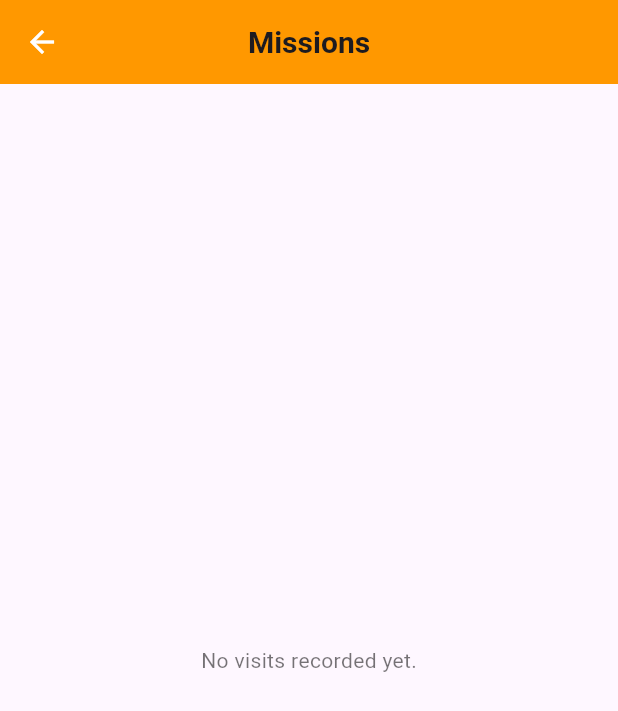
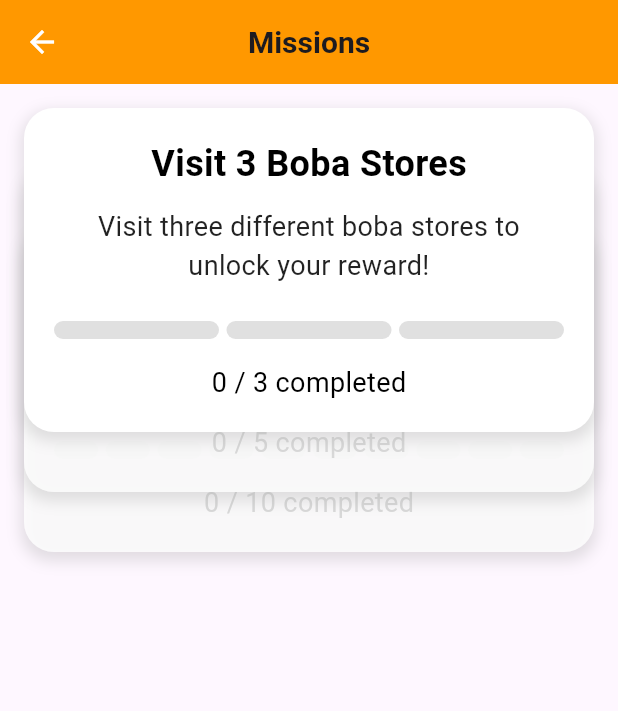
Before and after one commit to CReny63/BOPO, a Flutter app: the MissionsScreen screen opened directly with empty values, on a phone screen of 412 x 824 dp. Shown: the top 711 px of the screen. Run offline on Flutter 3.47's test engine with Material 3 defaults, Android fonts, the phone set to English and light mode, and no system bars; our stand-ins replace cached_network_image, cloud_firestore, custom_refresh_indicator, firebase_auth, firebase_core, firebase_database and 9 more; missing offline and left inert: geoflutterfire_plus, mobile_scanner; accounts and stored records are empty.

Commit message:
Missions page progress

```diff
--- a/lib/widgets/missionScreen.dart
+++ b/lib/widgets/missionScreen.dart
@@ -17,34 +17,36 @@ class Mission {
   });
 }
 
-/// A custom segmented progress indicator that displays a row of segments.
-/// Each segment fills (green) if the corresponding visit has been recorded.
+/// A custom segmented progress indicator that divides available width equally.
+/// It shows a row of segments that fill green as progress is made.
 class SegmentedProgressIndicator extends StatelessWidget {
   final int current;
   final int goal;
-  final double segmentWidth;
-  final double segmentHeight;
   final double spacing;
 
   const SegmentedProgressIndicator({
     Key? key,
     required this.current,
     required this.goal,
-    this.segmentWidth = 30.0,
-    this.segmentHeight = 10.0,
-    this.spacing = 4.0,
+    this.spacing = 5.0,
   }) : super(key: key);
 
   @override
   Widget build(BuildContext context) {
+    return LayoutBuilder(
+      builder: (context, constraints) {
+        // Total width available.
+        double totalWidth = constraints.maxWidth;
+        double totalSpacing = spacing * (goal - 1);
+        double segmentWidth = (totalWidth - totalSpacing) / goal;
         List<Widget> segments = [];
         for (int i = 0; i < goal; i++) {
           segments.add(Container(
             width: segmentWidth,
-        height: segmentHeight,
+            height: 12.0,
             decoration: BoxDecoration(
               color: i < current ? Colors.green : Colors.grey.shade300,
-          borderRadius: BorderRadius.circular(4.0),
+              borderRadius: BorderRadius.circular(6.0),
             ),
           ));
           if (i < goal - 1) {
@@ -54,6 +56,8 @@ class SegmentedProgressIndicator extends StatelessWidget {
         return Row(
           mainAxisAlignment: MainAxisAlignment.center,
           children: segments,
+        );
+      },
     );
   }
 }
@@ -71,7 +75,8 @@ class MissionsScreen extends StatefulWidget {
     required this.storeId,
     required this.storeLatitude,
     required this.storeLongitude,
-    required this.storeCity, required Set<String> scannedStoreIds,
+    required this.storeCity,
+    required Set<String> scannedStoreIds,
   }) : super(key: key);
 
   @override
@@ -100,7 +105,7 @@ class _MissionsScreenState extends State<MissionsScreen> {
     super.dispose();
   }
 
-  // Check the user's current location relative to the store.
+  // Check the user's location relative to the store.
   void _checkLocationAndRegisterVisit() async {
     Position currentPosition;
     try {
@@ -119,10 +124,8 @@ class _MissionsScreenState extends State<MissionsScreen> {
     );
 
     if (distance <= thresholdMeters && !_visitRegistered) {
-      // User is in range and no visit registered yet.
-      if (_visitTimer == null) {
-        _visitTimer = Timer(const Duration(seconds: 30), () async {
-          // After 30 seconds, check again.
+      // If in range and no visit registered, start a 30-second timer.
+      _visitTimer ??= Timer(const Duration(seconds: 30), () async {
         Position updatedPosition;
         try {
           updatedPosition = await Geolocator.getCurrentPosition(
@@ -147,7 +150,6 @@ class _MissionsScreenState extends State<MissionsScreen> {
         }
         _visitTimer = null;
       });
-      }
     } else {
       // If user moves out of range, cancel any pending timer.
       if (_visitTimer != null) {
@@ -192,23 +194,125 @@ class _MissionsScreenState extends State<MissionsScreen> {
     }
   }
 
-  // We only show the first mission: "Visit 3 Boba Stores"
-  List<Mission> getMissions(int uniqueCount) {
+  /// Build mission objects based on the unique visit count.
+  /// Mission 1: Visit 3 stores, Mission 2: Additional 2 visits (total 5), Mission 3: Additional 5 visits (total 10).
+  List<Mission> buildMissions(int uniqueCount) {
+    int m1Progress = uniqueCount.clamp(0, 3);
+    int m2Progress = uniqueCount >= 3 ? (uniqueCount - 3).clamp(0, 2) : 0;
+    int m3Progress = uniqueCount >= 5 ? (uniqueCount - 5).clamp(0, 5) : 0;
+
     return [
       Mission(
         title: "Visit 3 Boba Stores",
         description: "Visit three different boba stores to unlock your reward!",
-        current: uniqueCount >= 3 ? 3 : uniqueCount,
+        current: m1Progress,
         goal: 3,
-      )
+      ),
+      Mission(
+        title: "Visit 5 Boba Stores",
+        description: "Visit five different boba stores to unlock your bonus!",
+        current: m2Progress,
+        goal: 5,
+      ),
+      Mission(
+        title: "Visit 10 Boba Stores",
+        description: "Visit ten different boba stores for a major reward!",
+        current: m3Progress,
+        goal: 10,
+      ),
     ];
+  }
+
+  /// Build a mission card widget with a curved rectangle.
+  /// If locked is true, overlay a semi-transparent lock icon.
+  Widget buildMissionCard(Mission mission, bool unlocked) {
+    Widget cardContent = Container(
+      padding: const EdgeInsets.all(20),
+      decoration: BoxDecoration(
+        color: Colors.white.withOpacity(unlocked ? 1.0 : 0.5),
+        borderRadius: BorderRadius.circular(20),
+        boxShadow: [
+          BoxShadow(
+            color: Colors.grey.withOpacity(0.3),
+            spreadRadius: 2,
+            blurRadius: 8,
+            offset: const Offset(0, 4),
+          ),
+        ],
+      ),
+      child: Column(
+        mainAxisSize: MainAxisSize.min,
+        children: [
+          Text(
+            mission.title,
+            style: TextStyle(
+              fontSize: 24,
+              fontWeight: FontWeight.bold,
+              color: unlocked ? Colors.black : Colors.grey,
+            ),
+          ),
+          const SizedBox(height: 12),
+          Text(
+            mission.description,
+            style: TextStyle(
+              fontSize: 18,
+              color: unlocked ? Colors.black87 : Colors.grey,
+            ),
+            textAlign: TextAlign.center,
+          ),
+          const SizedBox(height: 24),
+          // Ensure progress bar fits relative to card width.
+          LayoutBuilder(
+            builder: (context, constraints) {
+              return SegmentedProgressIndicator(
+                current: mission.current,
+                goal: mission.goal,
+              );
+            },
+          ),
+          const SizedBox(height: 16),
+          Text(
+            mission.current == mission.goal
+                ? "Unlocked!"
+                : "${mission.current} / ${mission.goal} completed",
+            style: TextStyle(
+              fontSize: 18,
+              color: unlocked ? Colors.black : Colors.grey,
+            ),
+          ),
+        ],
+      ),
+    );
+
+    if (!unlocked) {
+      return Stack(
+        children: [
+          cardContent,
+          Positioned.fill(
+            child: Container(
+              decoration: BoxDecoration(
+                color: Colors.white.withOpacity(0.6),
+                borderRadius: BorderRadius.circular(20),
+              ),
+              child: const Center(
+                child: Icon(Icons.lock, size: 40, color: Colors.grey),
+              ),
+            ),
+          ),
+        ],
+      );
+    } else {
+      return cardContent;
+    }
   }
 
   @override
   Widget build(BuildContext context) {
-    // Listen to visit records from Firebase.
-    final DatabaseReference userVisitsRef =
-        FirebaseDatabase.instance.ref().child("userVisits").child(widget.userId);
+    // Listen to the user's visit records from Firebase.
+    final DatabaseReference userVisitsRef = FirebaseDatabase.instance
+        .ref()
+        .child("userVisits")
+        .child(widget.userId);
 
     return Scaffold(
       appBar: AppBar(
@@ -218,49 +322,60 @@ class _MissionsScreenState extends State<MissionsScreen> {
       body: StreamBuilder<DatabaseEvent>(
         stream: userVisitsRef.onValue,
         builder: (context, snapshot) {
-          if (snapshot.hasError) {
-            return Center(child: Text("Error: ${snapshot.error}"));
-          }
-          if (!snapshot.hasData || snapshot.data!.snapshot.value == null) {
-            return const Center(child: Text("No visits recorded yet."));
-          }
+          int uniqueCount = 0;
+          if (snapshot.hasData && snapshot.data!.snapshot.value != null) {
             final Map<dynamic, dynamic> visitsMap =
                 snapshot.data!.snapshot.value as Map<dynamic, dynamic>;
-          final int uniqueCount = visitsMap.keys.length;
-          final missions = getMissions(uniqueCount);
-          // For our UI, we only have one mission.
-          final Mission mission = missions.first;
-          return Padding(
+            uniqueCount = visitsMap.keys.length;
+          }
+
+          List<Mission> missions = buildMissions(uniqueCount);
+          // Determine lock state for each mission:
+          // Mission 1 is always unlocked.
+          bool m1Unlocked = true;
+          // Mission 2 unlocked if mission1 complete (uniqueCount >= 3).
+          bool m2Unlocked = uniqueCount >= 3;
+          // Mission 3 unlocked if mission2 complete (uniqueCount >= 5).
+          bool m3Unlocked = uniqueCount >= 5;
+
+          // Build mission cards.
+          Widget card1 = buildMissionCard(missions[0], m1Unlocked);
+          Widget card2 = buildMissionCard(missions[1], m2Unlocked);
+          Widget card3 = buildMissionCard(missions[2], m3Unlocked);
+
+          // Stack the cards so they overlap like pages in a book.
+          return SingleChildScrollView(
+            child: Padding(
               padding: const EdgeInsets.all(16.0),
-            child: Column(
+              child: SizedBox(
+                height: 350, // Adjust height as needed.
+                child: Stack(
+                  alignment: Alignment.topCenter,
                   children: [
-                Text(
-                  mission.title,
-                  style: const TextStyle(
-                    fontSize: 22,
-                    fontWeight: FontWeight.bold,
+                    // Bottom card (mission 3) - offset further down.
+                    Positioned(
+                      top: 80,
+                      left: 0,
+                      right: 0,
+                      child: card3,
+                    ),
+                    // Middle card (mission 2) - offset a bit.
+                    Positioned(
+                      top: 40,
+                      left: 0,
+                      right: 0,
+                      child: card2,
+                    ),
+                    // Top card (mission 1) - active mission.
+                    Positioned(
+                      top: 0,
+                      left: 0,
+                      right: 0,
+                      child: card1,
+                    ),
+                  ],
                 ),
               ),
-                const SizedBox(height: 10),
-                Text(
-                  mission.description,
-                  style: const TextStyle(fontSize: 16),
-                  textAlign: TextAlign.center,
-                ),
-                const SizedBox(height: 20),
-                // Display the segmented progress indicator
-                SegmentedProgressIndicator(
-                  current: mission.current,
-                  goal: mission.goal,
-                ),
-                const SizedBox(height: 10),
-                Text(
-                  mission.current == mission.goal
-                      ? "Unlocked!"
-                      : "${mission.current} / ${mission.goal} visited",
-                  style: const TextStyle(fontSize: 16),
-                ),
-              ],
             ),
           );
         },
```
Lines whose indentation alone changed are shown as unchanged.
